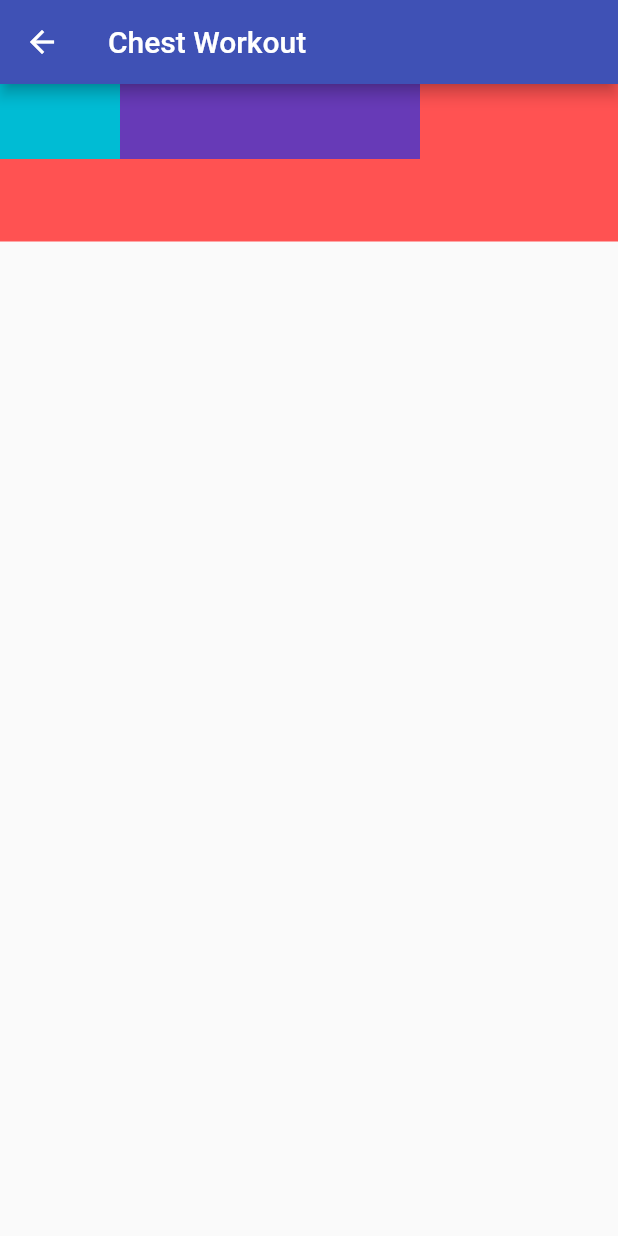
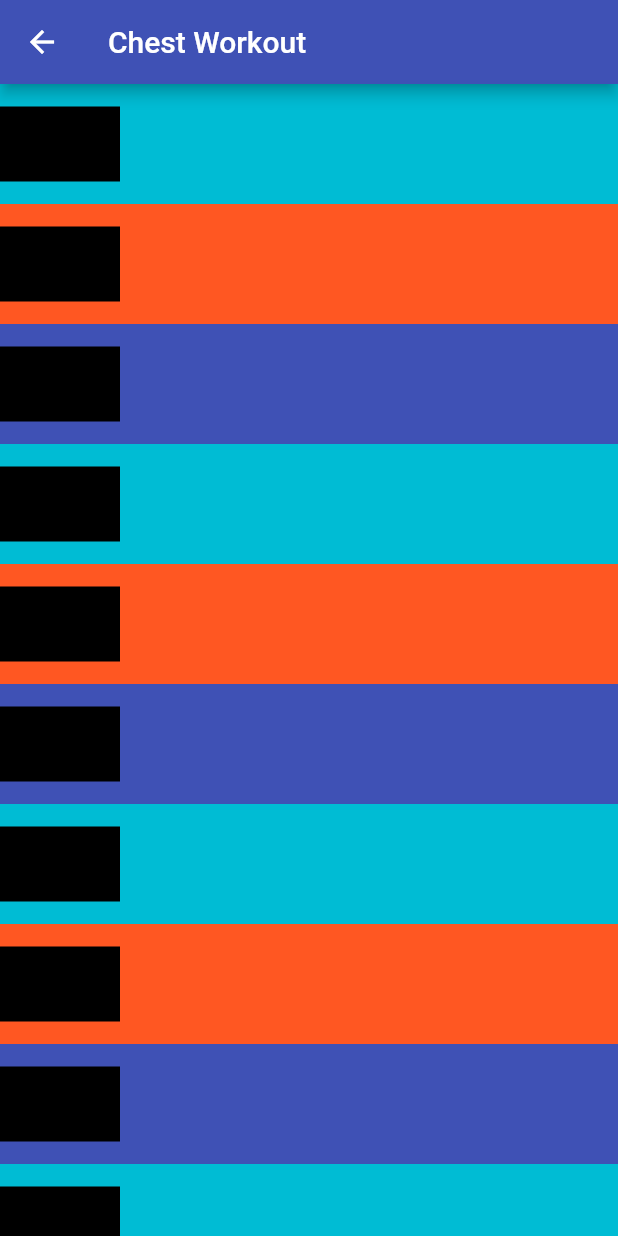
Before and after one commit to kohenro19/flutter_page_-transition_01, a Flutter app: the Chest screen opened directly, on a phone screen of 412 x 824 dp. Run offline on Flutter 3.47's test engine with Material 2 defaults, Android fonts, the phone set to English and light mode, and no system bars; network calls fail.

Commit message:
20220331r2

```diff
--- a/lib/chest.dart
+++ b/lib/chest.dart
@@ -2,7 +2,8 @@ import 'package:flutter/material.dart';
 
 
 class Chest extends StatelessWidget {
-  const Chest({ Key? key }) : super(key: key);
+  List<Color> colorList = [Colors.cyan, Colors.deepOrange, Colors.indigo];
+  Chest({ Key? key }) : super(key: key);
 
   @override
   Widget build(BuildContext context) {
@@ -10,42 +11,24 @@ class Chest extends StatelessWidget {
       appBar: AppBar(
           title: Text("Chest Workout"),
       ),
-      body: Container(
-        // decoration: BoxDecoration(
-        //   gradient: LinearGradient(
-        //     colors: [
-        //       //
-        //     ]
-        //   )
-        // ),
-        child: Container(
-          height: 105,
-          width: 500,
-          color: Colors.redAccent,
-          child: Column(
-            children: [
-              Row(
-                children: [
-                  Container(
-                    color: Colors.cyan,
+      body:ListView.builder(
+        itemCount: 12,
+        itemBuilder:  (BuildContext context, int index) {
+          return Container(
+            height: 80,
+            color: colorList[index % colorList.length],
+            child: Row(
+              children: [
+                Container(
+                    color: Colors.black,
                     height: 50,
                     width: 80,
-                  ),
-                   Container(
-                    color: Colors.deepPurple,
-                    height: 50,
-                    width: 200,
-                  )
-                ],
-              )
-            ],
-
-          ),
-
-        ),
-      ),
-
-
+                )
+              ],
+            ),
+          );
+        },
+      )
     );
   }
 }
```
